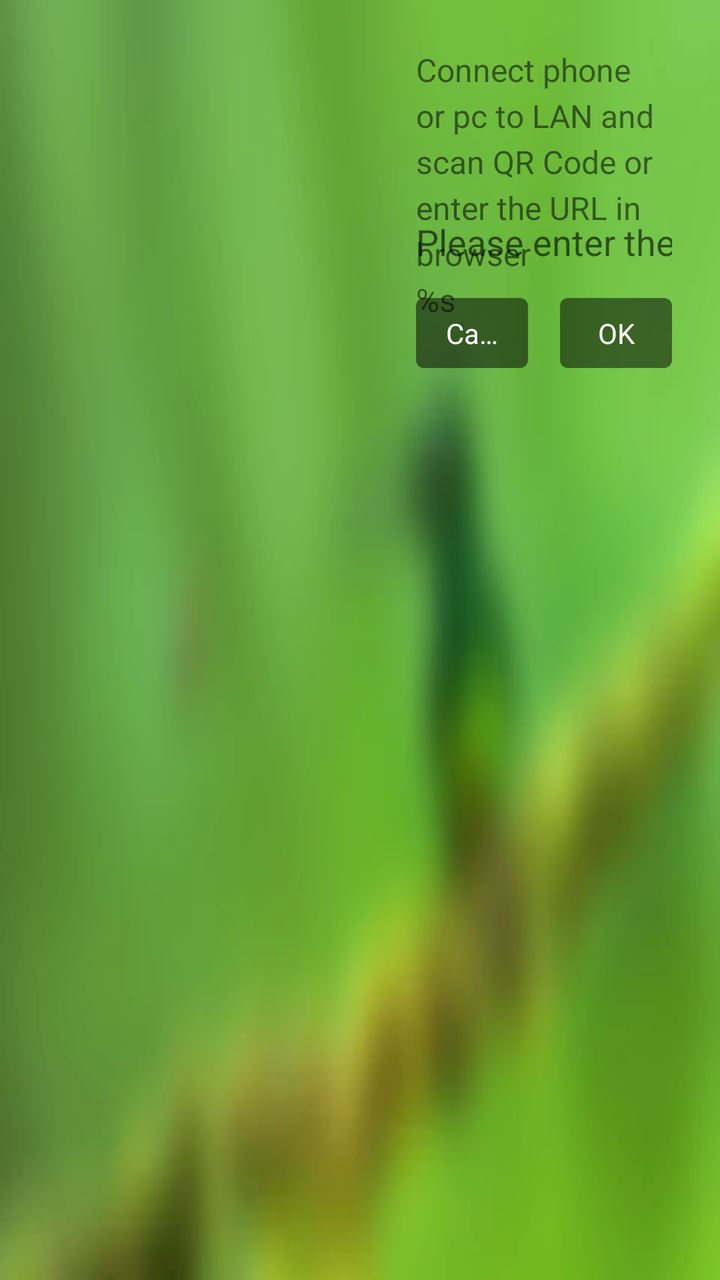
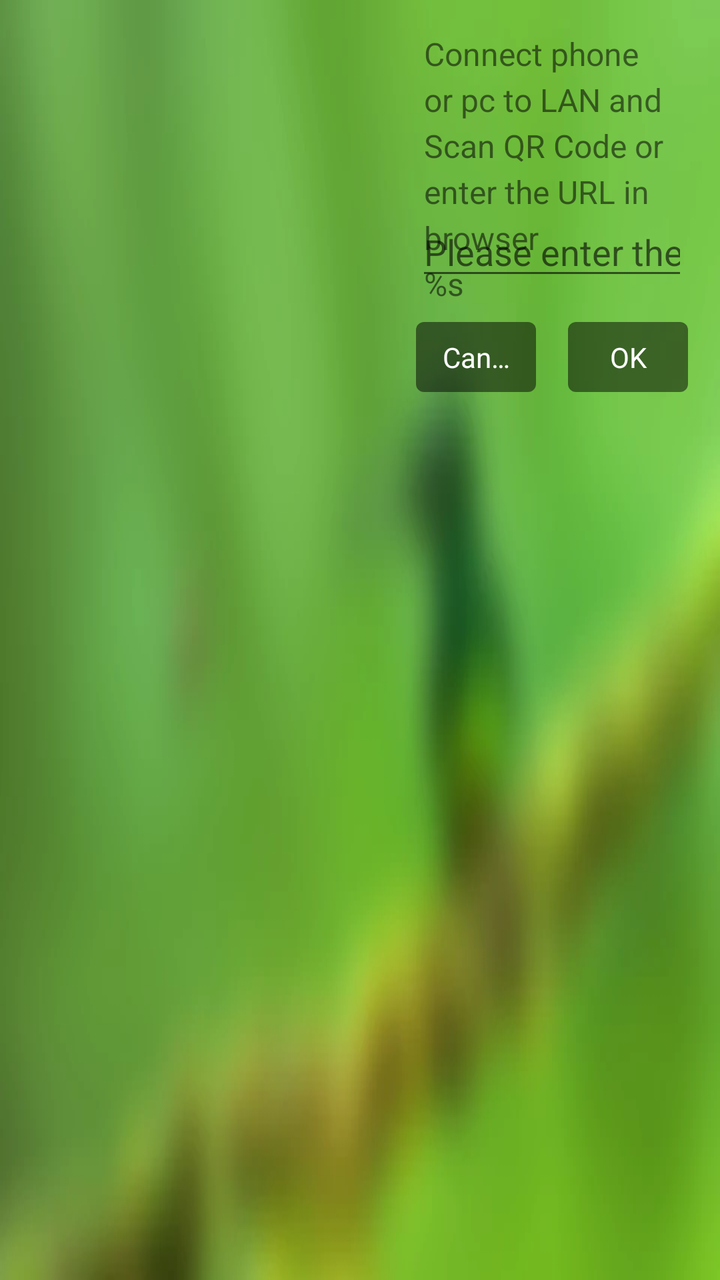

Screens rendered from an Android XML layout before and after an edit, with the pre-edit source and the edit as a unified diff.
<!-- AndroidManifest.xml: application theme AppTheme -->
<!-- res/layout/dialog_config.xml -->
<?xml version="1.0" encoding="utf-8"?>
<RelativeLayout xmlns:android="http://schemas.android.com/apk/res/android"
    android:layout_width="wrap_content"
    android:layout_height="wrap_content"
    android:padding="24dp">

    <ImageView
        android:id="@+id/code"
        android:layout_width="160dp"
        android:layout_height="160dp"
        android:scaleType="fitXY" />

    <TextView
        android:id="@+id/info"
        android:layout_width="wrap_content"
        android:layout_height="wrap_content"
        android:layout_marginStart="24dp"
        android:layout_toEndOf="@+id/code"
        android:lineSpacingExtra="4dp"
        android:text="@string/push_info"
        android:textColor="@color/grey_700"
        android:textSize="16sp" />

    <EditText
        android:id="@+id/text"
        android:layout_width="match_parent"
        android:layout_height="wrap_content"
        android:layout_above="@+id/bottom"
        android:layout_alignStart="@+id/info"
        android:layout_marginBottom="16dp"
        android:background="@null"
        android:hint="@string/dialog_config_url_hint"
        android:imeOptions="actionDone"
        android:importantForAutofill="no"
        android:inputType="text"
        android:singleLine="true"
        android:textSize="18sp" />

    <LinearLayout
        android:id="@+id/bottom"
        android:layout_width="match_parent"
        android:layout_height="wrap_content"
        android:layout_alignStart="@+id/info"
        android:layout_alignBottom="@+id/code"
        android:gravity="end"
        android:orientation="horizontal">

        <TextView
            android:id="@+id/negative"
            android:layout_width="0dp"
            android:layout_height="wrap_content"
            android:layout_marginEnd="16dp"
            android:layout_weight="1"
            android:background="@drawable/selector_text"
            android:focusable="true"
            android:focusableInTouchMode="true"
            android:gravity="center"
            android:singleLine="true"
            android:text="@string/dialog_negative"
            android:textColor="@color/white"
            android:textSize="14sp" />

        <TextView
            android:id="@+id/positive"
            android:layout_width="0dp"
            android:layout_height="wrap_content"
            android:layout_weight="1"
            android:background="@drawable/selector_text"
            android:focusable="true"
            android:focusableInTouchMode="true"
            android:gravity="center"
            android:singleLine="true"
            android:text="@string/dialog_positive"
            android:textColor="@color/white"
            android:textSize="14sp" />

    </LinearLayout>
</RelativeLayout>
<!-- resources referenced by this layout -->
<resources>
  <color name="white">#FFFFFF</color>
  <!-- drawable selector_text (drawable) -->
  <?xml version="1.0" encoding="utf-8"?>
  <selector xmlns:android="http://schemas.android.com/apk/res/android">
      <item android:drawable="@drawable/shape_text_focused" android:state_focused="true" />
      <item android:drawable="@drawable/shape_text_activated" android:state_activated="true" />
      <item android:drawable="@drawable/shape_text_normal" />
  </selector>
  <string name="dialog_config_url_hint">Please enter the configuration url</string>
  <string name="dialog_negative">Cancel</string>
  <string name="dialog_positive">OK</string>
  <string name="push_info">Connect phone or pc to LAN and scan QR Code or enter the URL in browser\n<app:g name="name">%s</app:g></string>
  <style name="AppTheme" parent="BaseTheme" />
  <!-- drawable shape_text_focused (drawable) -->
  <?xml version="1.0" encoding="utf-8"?>
  <shape xmlns:android="http://schemas.android.com/apk/res/android"
      android:shape="rectangle">
  
      <solid android:color="@color/black_70" />
  
      <corners android:radius="4dp" />
  
      <padding
          android:bottom="8dp"
          android:left="12dp"
          android:right="12dp"
          android:top="8dp" />
  
  </shape>
  <!-- drawable shape_text_activated (drawable) -->
  <?xml version="1.0" encoding="utf-8"?>
  <shape xmlns:android="http://schemas.android.com/apk/res/android"
      android:shape="rectangle">
  
      <solid android:color="@color/black_80" />
  
      <corners android:radius="4dp" />
  
      <padding
          android:bottom="8dp"
          android:left="12dp"
          android:right="12dp"
          android:top="8dp" />
  
  </shape>
  <!-- drawable shape_text_normal (drawable) -->
  <?xml version="1.0" encoding="utf-8"?>
  <shape xmlns:android="http://schemas.android.com/apk/res/android"
      android:shape="rectangle">
  
      <solid android:color="@color/black_50" />
  
      <corners android:radius="4dp" />
  
      <padding
          android:bottom="8dp"
          android:left="12dp"
          android:right="12dp"
          android:top="8dp" />
  
  </shape>
  <style name="BaseTheme" parent="Theme.MaterialComponents.Light.NoActionBar">
          <item name="colorPrimary">@color/primary</item>
          <item name="colorPrimaryDark">@color/primaryDark</item>
          <item name="colorAccent">@color/blue_500</item>
          <item name="android:windowAnimationStyle">@null</item>
          <item name="android:windowBackground">@drawable/wallpaper_1</item>
          <item name="android:windowFullscreen">true</item>
          <item name="android:windowTranslucentStatus">true</item>
          <item name="android:windowTranslucentNavigation">true</item>
      </style>
  <color name="black_70">#B3000000</color>
  <color name="black_80">#CC000000</color>
  <color name="black_50">#80000000</color>
  <color name="primary">@color/black</color>
  <color name="primaryDark">@color/black</color>
  <!-- drawable wallpaper_1: webp bitmap (drawable-nodpi, 9580 bytes) -->
  <color name="black">#000000</color>
</resources>

<!-- the commit's change to res/layout/dialog_config.xml (unified diff, before → after) -->
@@ -2,22 +2,24 @@
 <RelativeLayout xmlns:android="http://schemas.android.com/apk/res/android"
     android:layout_width="wrap_content"
     android:layout_height="wrap_content"
-    android:padding="24dp">
+    android:padding="16dp">
 
     <ImageView
         android:id="@+id/code"
-        android:layout_width="160dp"
-        android:layout_height="160dp"
+        android:layout_width="180dp"
+        android:layout_height="180dp"
         android:scaleType="fitXY" />
 
     <TextView
         android:id="@+id/info"
         android:layout_width="wrap_content"
         android:layout_height="wrap_content"
-        android:layout_marginStart="24dp"
+        android:layout_marginStart="12dp"
         android:layout_toEndOf="@+id/code"
         android:lineSpacingExtra="4dp"
-        android:text="@string/push_info"
+        android:paddingStart="4dp"
+        android:paddingEnd="4dp"
+        android:text="@string/dialog_config_info"
         android:textColor="@color/grey_700"
         android:textSize="16sp" />
 
@@ -28,7 +30,6 @@
         android:layout_above="@+id/bottom"
         android:layout_alignStart="@+id/info"
         android:layout_marginBottom="16dp"
-        android:background="@null"
         android:hint="@string/dialog_config_url_hint"
         android:imeOptions="actionDone"
         android:importantForAutofill="no"
<!-- resource entries referenced after the edit -->
@@ -8,10 +8,10 @@
       <item android:drawable="@drawable/shape_text_activated" android:state_activated="true" />
       <item android:drawable="@drawable/shape_text_normal" />
   </selector>
+  <string name="dialog_config_info">Connect phone or pc to LAN and Scan QR Code or enter the URL in browser\n<app:g name="name">%s</app:g></string>
   <string name="dialog_config_url_hint">Please enter the configuration url</string>
   <string name="dialog_negative">Cancel</string>
   <string name="dialog_positive">OK</string>
-  <string name="push_info">Connect phone or pc to LAN and scan QR Code or enter the URL in browser\n<app:g name="name">%s</app:g></string>
   <style name="AppTheme" parent="BaseTheme" />
   <!-- drawable shape_text_focused (drawable) -->
   <?xml version="1.0" encoding="utf-8"?>
